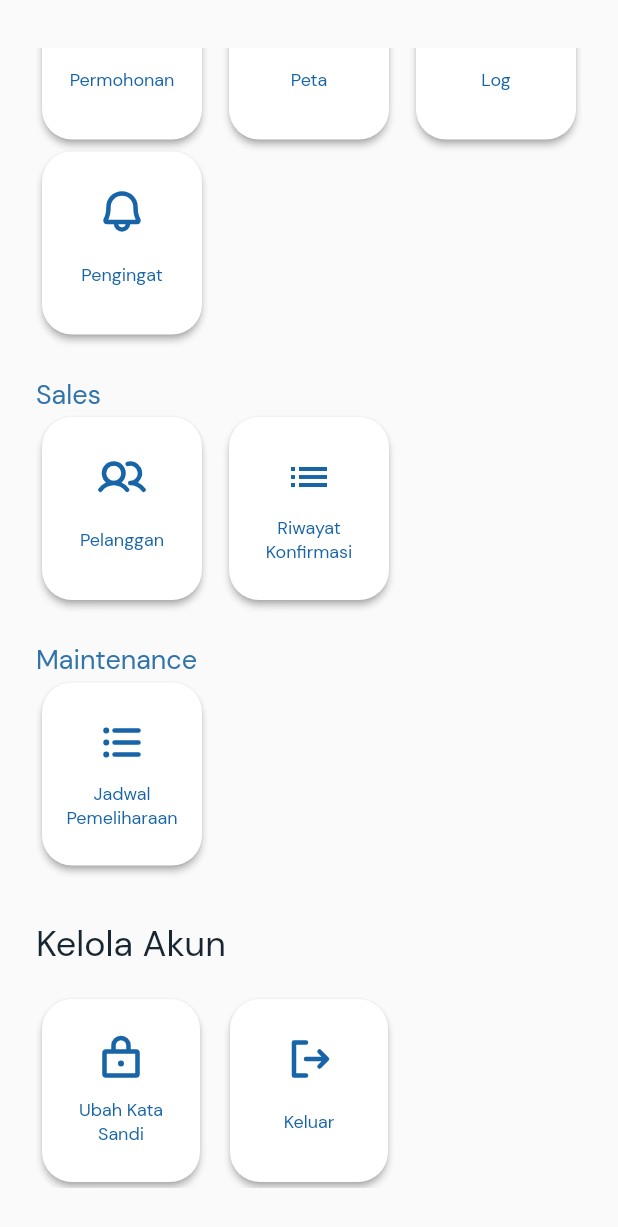
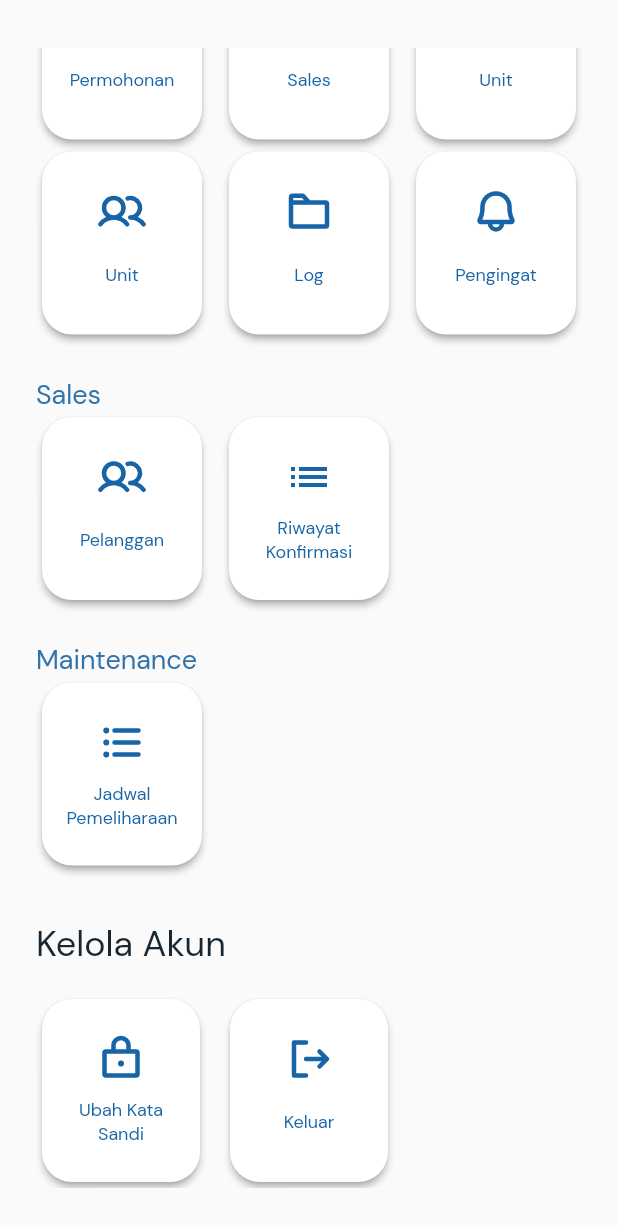
Before and after one commit to melianapang/maintenance-sales-lift-app, a Flutter app: the HomeView screen opened by its route, scrolled down 243 dp, on a phone screen of 412 x 824 dp. Shown: the top 1227 px of the screen. Run offline on Flutter 3.47's test engine with Material 2 defaults, Android fonts, the phone set to English and light mode, and no system bars; our stand-ins replace dio, phosphor_flutter; missing offline and left inert: dart:ffi; network calls fail.

Commit message:
feat: update home view for sales n unit menu

```diff
--- a/lib/core/app_constants/routes.dart
+++ b/lib/core/app_constants/routes.dart
@@ -14,6 +14,8 @@ class Routes {
   static const String listReminder = 'list-reminder';
   static const String listMaintenance = 'list-maintenance';
   static const String listLog = 'list-log';
+  static const String listSales = 'list-sales';
+  static const String listUnits = 'list-units';
 
   static const String detailApproval = 'detail-approval';
   static const String detailCustomer = 'detail-customer';
@@ -22,9 +24,16 @@ class Routes {
   static const String detailHistoryMaintenance = 'detail-history-maintenance';
   static const String detailFollowUp = 'detail-follow-up';
   static const String detailHistoryFollowUp = 'detail-history-followUp';
+  static const String detailSales = 'detail-sales';
+  static const String detailUnit = 'detail-unit';
 
   static const String formFollowUp = 'form-follow-up';
   static const String formSetReminder = 'form-set-reminder';
 
+  static const String addSales = 'add-sales';
+  static const String editSales = 'edit-sales';
+  static const String addUnit = 'add-unit';
+  static const String editUnit = 'edit-unit';
+
   static const String exportCustomer = 'export-customer-data';
 }
--- a/lib/core/models/home_item_model.dart
+++ b/lib/core/models/home_item_model.dart
@@ -22,12 +22,28 @@ List<HomeItemModel> homeMenu = <HomeItemModel>[
     Routes.listApproval,
   ),
   HomeItemModel(
-    "Peta",
-    PhosphorIcons.compassBold,
+    "Sales",
+    PhosphorIcons.usersBold,
     <Role>[
       Role.Admin,
     ],
-    Routes.map,
+    Routes.listSales,
+  ),
+  HomeItemModel(
+    "Unit",
+    PhosphorIcons.monitor,
+    <Role>[
+      Role.Admin,
+    ],
+    Routes.listUnits,
+  ),
+  HomeItemModel(
+    "Unit",
+    PhosphorIcons.usersBold,
+    <Role>[
+      Role.Admin,
+    ],
+    Routes.listUnits,
   ),
   HomeItemModel(
     "Log",
```
